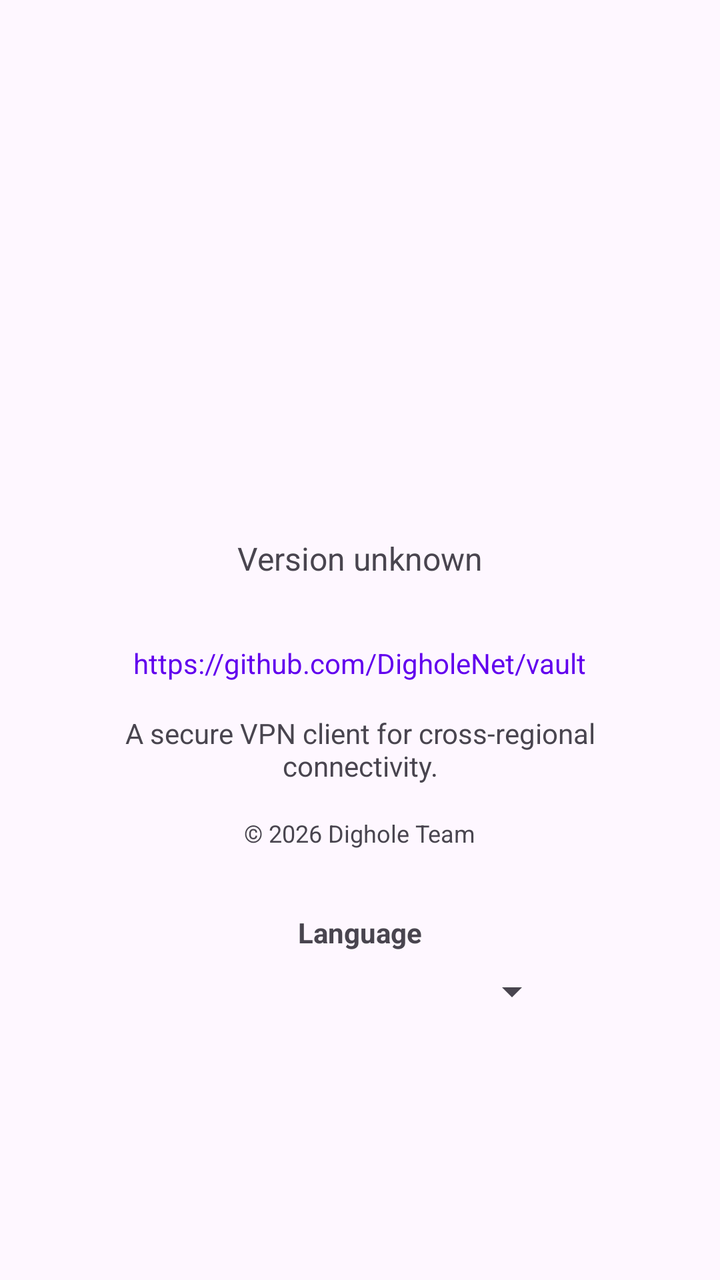
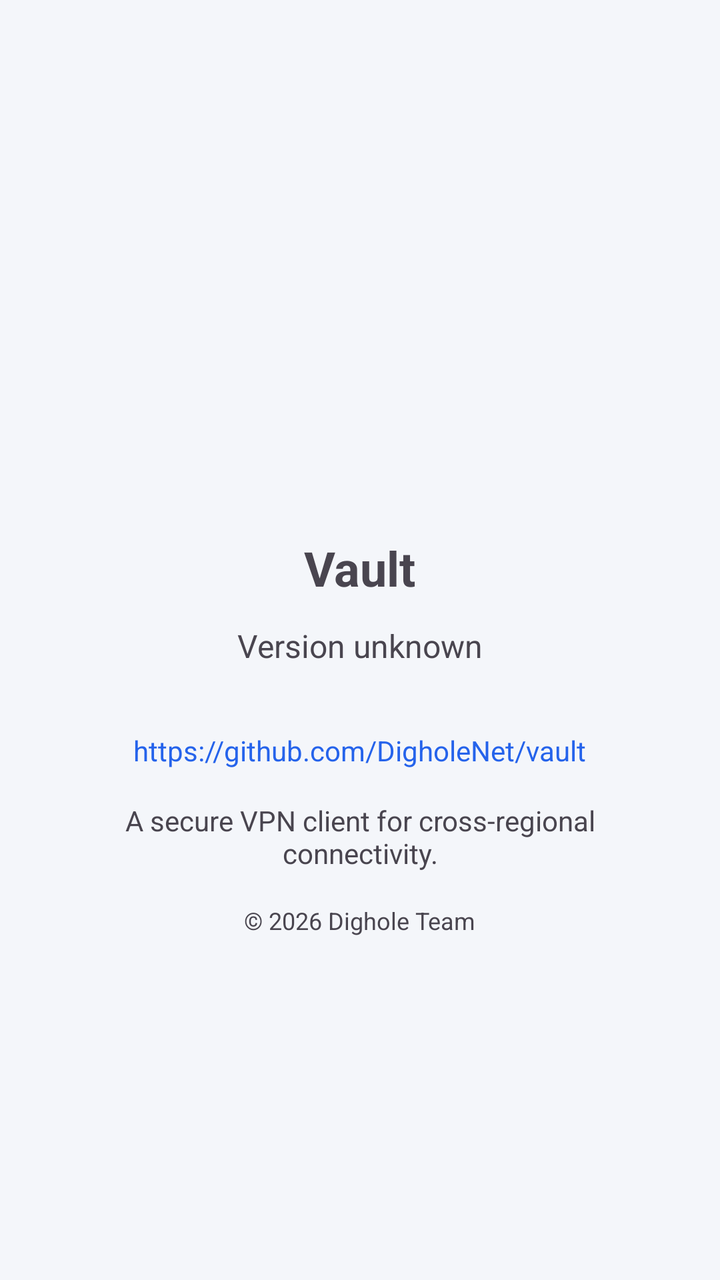

The first picture is an Android layout as it rendered before a commit; the second is the same layout after the commit. The layout source and the unified diff follow.
<!-- AndroidManifest.xml: application theme Theme.Vault -->
<!-- res/layout/fragment_about.xml -->
<?xml version="1.0" encoding="utf-8"?>
<ScrollView xmlns:android="http://schemas.android.com/apk/res/android"
    android:layout_width="match_parent"
    android:layout_height="match_parent"
    android:fillViewport="true">

    <LinearLayout
        android:layout_width="match_parent"
        android:layout_height="wrap_content"
        android:gravity="center"
        android:orientation="vertical"
        android:padding="32dp">

        <ImageView
            android:layout_width="120dp"
            android:layout_height="120dp"
            android:src="@mipmap/ic_launcher"
            android:layout_marginBottom="16dp"
            android:contentDescription="@string/app_icon_description" />

        <TextView
            android:id="@+id/tvVersion"
            android:layout_width="wrap_content"
            android:layout_height="wrap_content"
            android:text="@string/version_unknown"
            android:textSize="16sp"
            android:textColor="?android:attr/textColorSecondary"
            android:layout_marginBottom="32dp" />

        <TextView
            android:id="@+id/tvWebsite"
            android:layout_width="wrap_content"
            android:layout_height="wrap_content"
            android:text="@string/website"
            android:textSize="14sp"
            android:textColor="?attr/colorPrimary"
            android:layout_marginBottom="16dp" />

        <TextView
            android:layout_width="wrap_content"
            android:layout_height="wrap_content"
            android:text="@string/about_description"
            android:textSize="14sp"
            android:gravity="center"
            android:layout_marginBottom="16dp" />

        <TextView
            android:layout_width="wrap_content"
            android:layout_height="wrap_content"
            android:text="@string/copyright"
            android:textSize="12sp"
            android:textColor="?android:attr/textColorSecondary" />

        
        <TextView
            android:layout_width="wrap_content"
            android:layout_height="wrap_content"
            android:layout_marginTop="32dp"
            android:layout_marginBottom="8dp"
            android:text="@string/language"
            android:textSize="14sp"
            android:textStyle="bold" />

        <Spinner
            android:id="@+id/languageSpinner"
            android:layout_width="200dp"
            android:layout_height="wrap_content" />

    </LinearLayout>

</ScrollView>
<!-- resources referenced by this layout -->
<resources>
  <!-- mipmap ic_launcher (mipmap-anydpi-v26) -->
  <?xml version="1.0" encoding="utf-8"?>
  <adaptive-icon xmlns:android="http://schemas.android.com/apk/res/android">
      <background android:drawable="@mipmap/ic_launcher_background" />
      <foreground android:drawable="@mipmap/ic_launcher_foreground" />
  </adaptive-icon>
  <string name="about_description">A secure VPN client for cross-regional connectivity.</string>
  <string name="app_icon_description">App Icon</string>
  <string name="copyright">© 2026 Dighole Team</string>
  <string name="language">Language</string>
  <string name="version_unknown">Version unknown</string>
  <string name="website">https://github.com/DigholeNet/vault</string>
  <style name="Theme.Vault" parent="Theme.Material3.DayNight.NoActionBar">
          <item name="colorPrimary">@color/purple_500</item>
          <item name="colorPrimaryDark">@color/purple_700</item>
          <item name="colorAccent">@color/teal_200</item>
      </style>
  <color name="purple_500">#FF6200EE</color>
  <color name="purple_700">#FF3700B3</color>
  <color name="teal_200">#FF03DAC5</color>
</resources>

<!-- the commit's change to res/layout/fragment_about.xml (unified diff, before → after) -->
@@ -1,23 +1,31 @@
-<?xml version="1.0" encoding="utf-8"?>
-<ScrollView xmlns:android="http://schemas.android.com/apk/res/android"
+<?xml version="1.0" ?>
+<ScrollView
+    xmlns:android="http://schemas.android.com/apk/res/android"
+    xmlns:app="http://schemas.android.com/apk/res-auto"
     android:layout_width="match_parent"
     android:layout_height="match_parent"
     android:fillViewport="true">
-
     <LinearLayout
         android:layout_width="match_parent"
         android:layout_height="wrap_content"
         android:gravity="center"
         android:orientation="vertical"
         android:padding="32dp">
-
-        <ImageView
-            android:layout_width="120dp"
-            android:layout_height="120dp"
+        <com.google.android.material.imageview.ShapeableImageView
+            android:layout_width="80dp"
+            android:layout_height="80dp"
             android:src="@mipmap/ic_launcher"
+            android:scaleType="fitCenter"
+            app:shapeAppearanceOverlay="@style/AboutAppIconShape"
             android:layout_marginBottom="16dp"
-            android:contentDescription="@string/app_icon_description" />
-
+            android:contentDescription="@string/app_icon_description"/>
+        <TextView
+            android:layout_width="wrap_content"
+            android:layout_height="wrap_content"
+            android:text="@string/app_name"
+            android:textSize="24sp"
+            android:textStyle="bold"
+            android:layout_marginBottom="12dp"/>
         <TextView
             android:id="@+id/tvVersion"
             android:layout_width="wrap_content"
@@ -25,8 +33,7 @@
             android:text="@string/version_unknown"
             android:textSize="16sp"
             android:textColor="?android:attr/textColorSecondary"
-            android:layout_marginBottom="32dp" />
-
+            android:layout_marginBottom="32dp"/>
         <TextView
             android:id="@+id/tvWebsite"
             android:layout_width="wrap_content"
@@ -34,38 +41,19 @@
             android:text="@string/website"
             android:textSize="14sp"
             android:textColor="?attr/colorPrimary"
-            android:layout_marginBottom="16dp" />
-
+            android:layout_marginBottom="16dp"/>
         <TextView
             android:layout_width="wrap_content"
             android:layout_height="wrap_content"
             android:text="@string/about_description"
             android:textSize="14sp"
             android:gravity="center"
-            android:layout_marginBottom="16dp" />
-
+            android:layout_marginBottom="16dp"/>
         <TextView
             android:layout_width="wrap_content"
             android:layout_height="wrap_content"
             android:text="@string/copyright"
             android:textSize="12sp"
-            android:textColor="?android:attr/textColorSecondary" />
-
-        
-        <TextView
-            android:layout_width="wrap_content"
-            android:layout_height="wrap_content"
-            android:layout_marginTop="32dp"
-            android:layout_marginBottom="8dp"
-            android:text="@string/language"
-            android:textSize="14sp"
-            android:textStyle="bold" />
-
-        <Spinner
-            android:id="@+id/languageSpinner"
-            android:layout_width="200dp"
-            android:layout_height="wrap_content" />
-
+            android:textColor="?android:attr/textColorSecondary"/>
     </LinearLayout>
-
 </ScrollView>
<!-- resource entries referenced after the edit -->
@@ -8,17 +8,25 @@
   </adaptive-icon>
   <string name="about_description">A secure VPN client for cross-regional connectivity.</string>
   <string name="app_icon_description">App Icon</string>
+  <string name="app_name">Vault</string>
   <string name="copyright">© 2026 Dighole Team</string>
-  <string name="language">Language</string>
   <string name="version_unknown">Version unknown</string>
   <string name="website">https://github.com/DigholeNet/vault</string>
+  <style name="AboutAppIconShape">
+          <item name="cornerFamily">rounded</item>
+          <item name="cornerSize">18dp</item>
+      </style>
   <style name="Theme.Vault" parent="Theme.Material3.DayNight.NoActionBar">
-          <item name="colorPrimary">@color/purple_500</item>
-          <item name="colorPrimaryDark">@color/purple_700</item>
-          <item name="colorAccent">@color/teal_200</item>
+          <item name="colorPrimary">@color/vault_blue</item>
+          <item name="colorOnPrimary">@color/vault_surface</item>
+          <item name="android:colorBackground">@color/vault_background</item>
+          <item name="colorSurface">@color/vault_surface</item>
+          <item name="colorOnSurface">@color/vault_text</item>
+          <item name="android:windowLightStatusBar">?attr/isLightTheme</item>
       </style>
-  <color name="purple_500">#FF6200EE</color>
-  <color name="purple_700">#FF3700B3</color>
-  <color name="teal_200">#FF03DAC5</color>
+  <color name="vault_blue">#2563EB</color>
+  <color name="vault_surface">#FFFFFF</color>
+  <color name="vault_background">#F4F6FA</color>
+  <color name="vault_text">#172033</color>
 </resources>
 
